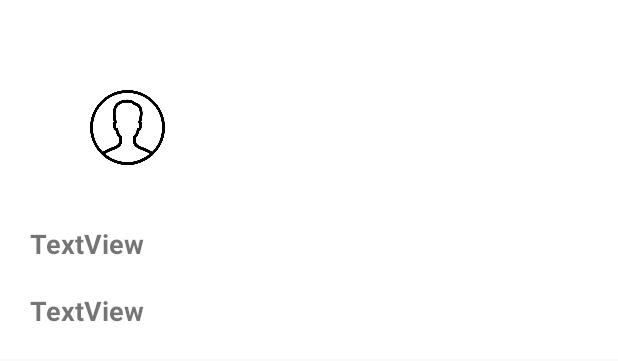
After one commit to talhamughal1997/AppLikeUberAndCareem, an Android app: the layout customer_info_bottom_sheet.xml on its own in the app's theme, with its tools: preview values and no code run, on a phone screen of 412 x 824 dp. The commit adds this screen. Shown: the top 361 px of the screen. Run offline under Robolectric (Android 15) with nearby library versions, the phone set to English and light mode, and no system bars.

Commit message:
Set Bottom sheet

```diff
--- a/app/src/main/java/com/example/myapp/CustomerSettingActivity.java
+++ b/app/src/main/java/com/example/myapp/Activity/CustomerSettingActivity.java
@@ -1,4 +1,4 @@
-package com.example.myapp;
+package com.example.myapp.Activity;
 
 import android.app.Activity;
 import android.content.Intent;
@@ -16,6 +16,7 @@ import android.widget.EditText;
 import android.widget.ImageView;
 
 import com.bumptech.glide.Glide;
+import com.example.myapp.R;
 import com.google.android.gms.tasks.OnFailureListener;
 import com.google.android.gms.tasks.OnSuccessListener;
 import com.google.android.gms.tasks.Task;
--- a/app/src/main/java/com/example/myapp/Activity/CustomersMapActivity.java
+++ b/app/src/main/java/com/example/myapp/Activity/CustomersMapActivity.java
@@ -13,7 +13,6 @@ import android.view.View;
 import android.widget.Button;
 
 import com.example.myapp.ChangeActivities;
-import com.example.myapp.CustomerSettingActivity;
 import com.example.myapp.R;
 import com.firebase.geofire.GeoFire;
 import com.firebase.geofire.GeoLocation;
@@ -41,7 +40,7 @@ import com.google.firebase.database.ValueEventListener;
 import java.util.HashMap;
 import java.util.List;
 
-public class CustomersMapActivity extends FragmentActivity implements View.OnClickListener, OnMapReadyCallback, GoogleApiClient.ConnectionCallbacks, GoogleApiClient.OnConnectionFailedListener, com.google.android.gms.location.LocationListener{
+public class CustomersMapActivity extends FragmentActivity implements View.OnClickListener, OnMapReadyCallback, GoogleApiClient.ConnectionCallbacks, GoogleApiClient.OnConnectionFailedListener, com.google.android.gms.location.LocationListener {
 
     GoogleMap mMap;
     GoogleApiClient mGoogleApiClient;
--- a/app/src/main/res/layout/activity_customer_setting.xml
+++ b/app/src/main/res/layout/activity_customer_setting.xml
@@ -7,8 +7,7 @@
     android:focusableInTouchMode="true"
     android:orientation="vertical"
     android:padding="10dp"
-    tools:context=".CustomerSettingActivity">
-
+    tools:context=".Activity.CustomerSettingActivity">
 
     <android.support.v7.widget.CardView
         android:id="@+id/img_card_view"
--- /dev/null
+++ b/app/src/main/res/layout/customer_info_bottom_sheet.xml
@@ -0,0 +1,44 @@
+<?xml version="1.0" encoding="utf-8"?>
+<android.support.v4.widget.NestedScrollView xmlns:android="http://schemas.android.com/apk/res/android"
+    xmlns:app="http://schemas.android.com/apk/res-auto"
+    android:id="@+id/LinearCustomerBottomSheet"
+    android:layout_width="match_parent"
+    android:layout_height="wrap_content"
+    android:background="@android:color/white"
+    app:behavior_hideable="true"
+    app:behavior_peekHeight="30dp"
+    app:layout_behavior="@string/bottom_sheet_behavior">
+
+
+    <LinearLayout
+        android:layout_width="match_parent"
+        android:layout_height="match_parent"
+        android:orientation="vertical"
+        android:padding="20dp">
+
+        <ImageView
+            android:id="@+id/BottomSheetCustomeInfo"
+            android:layout_width="50dp"
+            android:layout_height="50dp"
+            android:layout_margin="40dp"
+            android:src="@mipmap/ic_default_profile" />
+
+        <TextView
+            android:id="@+id/BottomSheetCustomerName"
+            android:layout_width="wrap_content"
+            android:layout_height="wrap_content"
+            android:text="TextView"
+            android:textSize="18sp"
+            android:textStyle="bold" />
+
+        <TextView
+            android:id="@+id/BottomSheetCustomerPhone"
+            android:layout_width="wrap_content"
+            android:layout_height="wrap_content"
+            android:layout_marginTop="20dp"
+            android:text="TextView"
+            android:textSize="18sp"
+            android:textStyle="bold" />
+    </LinearLayout>
+
+</android.support.v4.widget.NestedScrollView>
```
Also changed, not shown: app/src/main/AndroidManifest.xml (+14 -5 lines), app/src/main/java/com/example/myapp/Activity/DriverMapActivity.java (+63 -8 lines), app/src/main/res/layout/activity_driver_map.xml (+11 -1 lines).
